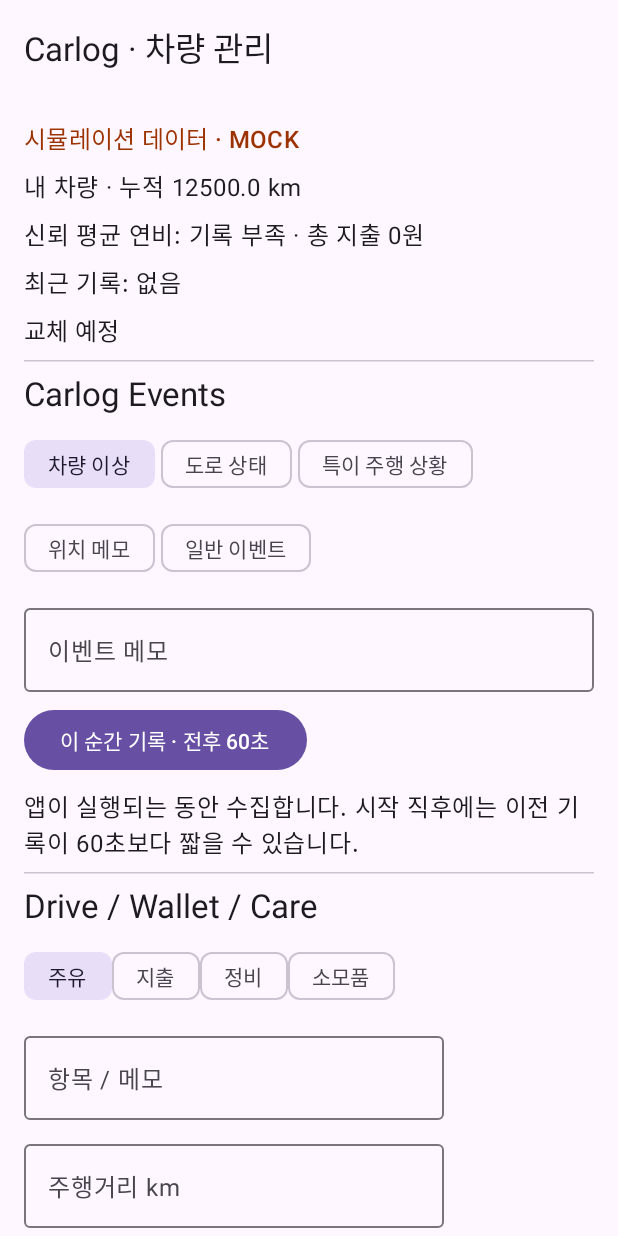
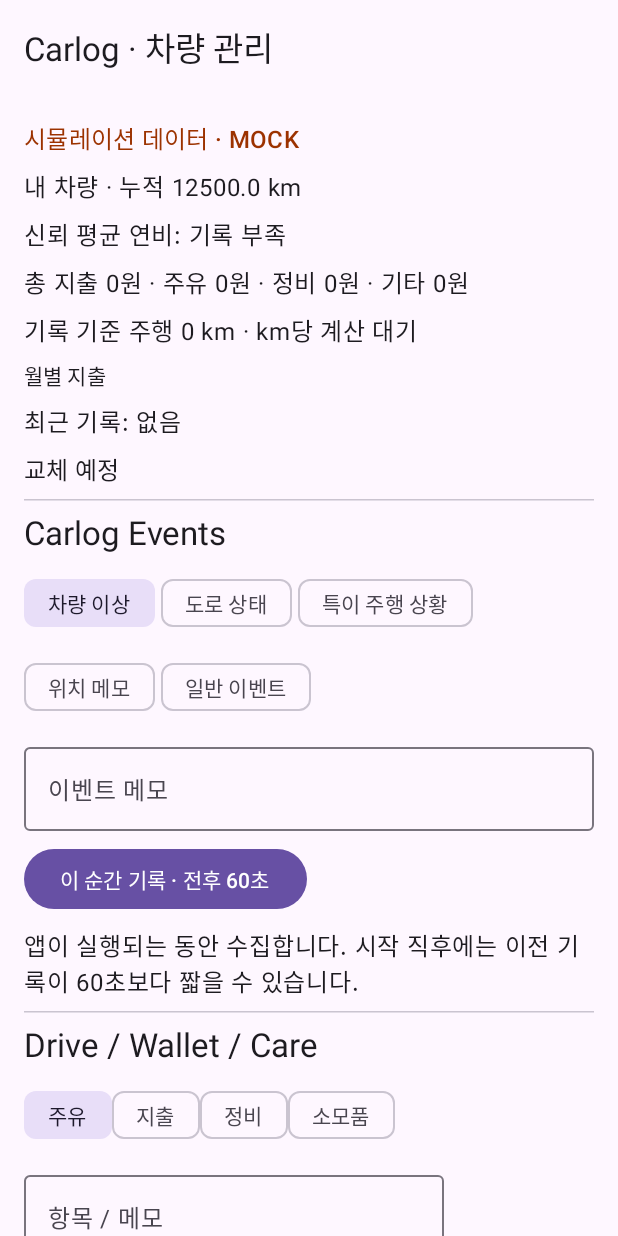
Before and after one commit to steady-kong/carlog-pleos-submission, an Android app built with Jetpack Compose: the screen it shows after launch (MainActivity), on a phone screen of 412 x 824 dp. Run offline under Robolectric (Android 15) with nearby library versions, the phone set to English and light mode, and no system bars; our stand-ins replace Room's generated code.

Commit message:
Add wallet analytics and event JSON sharing

```diff
--- a/app/build.gradle.kts
+++ b/app/build.gradle.kts
@@ -20,4 +20,5 @@ dependencies {
     kapt("androidx.room:room-compiler:2.6.1")
     implementation("org.jetbrains.kotlinx:kotlinx-coroutines-android:1.8.1")
     testImplementation("junit:junit:4.13.2")
+    testImplementation("org.json:json:20240303")
 }
--- a/app/src/main/java/kr/carlog/pleos/Domain.kt
+++ b/app/src/main/java/kr/carlog/pleos/Domain.kt
@@ -1,6 +1,9 @@
 package kr.carlog.pleos
 
 import kotlin.math.roundToInt
+import java.time.Instant
+import java.time.ZoneOffset
+import java.time.format.DateTimeFormatter
 
 /** Distances are km, fuel is L, money is KRW; timestamps are UTC epoch milliseconds. */
 data class Fuel(val date: Long, val odometer: Double, val amount: Double, val full: Boolean, val deleted: Boolean = false)
@@ -32,7 +35,42 @@ fun estimateOdometer(readings: List<Reading>, initial: Double, now: Long): Doubl
     return (base.km + daily * ((now - base.date) / 86400000.0).coerceAtLeast(0.0)).roundToInt().toDouble()
 }
 
+data class MonthlySpend(val month: String, val total: Long)
+data class SpendingStats(
+    val total: Long,
+    val fuel: Long,
+    val maintenance: Long,
+    val other: Long,
+    val byCategory: Map<String, Long>,
+    val distance: Double,
+    val costPerKm: Double?,
+    val monthly: List<MonthlySpend>,
+)
+
+/** Wallet totals include fuel, maintenance, and general expenses without double-counting. */
+fun spendingStats(records: List<RecordEntity>): SpendingStats {
+    val active = records.filter { it.cost >= 0 }
+    val fuel = active.filter { it.type == "주유" }.sumOf { it.cost }
+    val maintenance = active.filter { it.type == "정비" }.sumOf { it.cost }
+    val other = active.filter { it.type == "지출" }.sumOf { it.cost }
+    val categories = active.filter { it.type == "지출" }
+        .groupBy { it.category?.takeIf(String::isNotBlank) ?: "기타" }
+        .mapValues { (_, values) -> values.sumOf { it.cost } }
+        .toSortedMap(compareByDescending<String> { categoriesOrder(active, it) }.thenBy { it })
+    val odometers = active.map { it.odometer }.filter { it.isFinite() }
+    val distance = if (odometers.size >= 2) (odometers.max() - odometers.min()).coerceAtLeast(0.0) else 0.0
+    val months = active.groupBy {
+        DateTimeFormatter.ofPattern("yyyy-MM").withZone(ZoneOffset.UTC).format(Instant.ofEpochMilli(it.timestamp))
+    }.map { (month, entries) -> MonthlySpend(month, entries.sumOf { it.cost }) }.sortedBy { it.month }
+    return SpendingStats(fuel + maintenance + other, fuel, maintenance, other, categories, distance,
+        if (distance > 0) (fuel + maintenance + other).toDouble() / distance else null, months)
+}
+
+private fun categoriesOrder(records: List<RecordEntity>, category: String): Long =
+    records.asSequence().filter { it.type == "지출" && (it.category?.takeIf(String::isNotBlank) ?: "기타") == category }.sumOf { it.cost }
+
 data class Signal(val timestamp: Long, val name: String, val value: Double, val unit: String)
+fun eventWindow(at: Long): LongRange = (at - 60_000)..(at + 60_000)
 /** Uses sample timestamps, keeps the inclusive 60-second boundary, and accepts out-of-order signals. */
 class RingBufferManager(private val windowMs: Long = 60_000) {
     private val samples = mutableListOf<Signal>()
--- a/app/src/main/java/kr/carlog/pleos/MainActivity.kt
+++ b/app/src/main/java/kr/carlog/pleos/MainActivity.kt
@@ -30,7 +30,8 @@ import java.util.Locale
 
 @OptIn(kotlinx.coroutines.ExperimentalCoroutinesApi::class)
 class CarlogViewModel(app: Application) : AndroidViewModel(app) {
-    private val dao = Room.databaseBuilder(app, CarlogDatabase::class.java, "carlog.db").build().dao()
+    private val dao = Room.databaseBuilder(app, CarlogDatabase::class.java, "carlog.db")
+        .addMigrations(MIGRATION_1_2).build().dao()
     private val source: VehicleDataSource = MockVehicleDataSource()
     private val buffer = RingBufferManager()
     private val vehicle = MutableStateFlow<VehicleEntity?>(null)
@@ -39,7 +40,7 @@ class CarlogViewModel(app: Application) : AndroidViewModel(app) {
     val events = vehicle.filterNotNull().flatMapLatest { dao.events(it.id) }.stateIn(viewModelScope, SharingStarted.Eagerly, emptyList())
     private val _latest = MutableStateFlow<Map<String, Signal>>(emptyMap())
     val latest = _latest.asStateFlow()
-    private val active = mutableMapOf<String, Long>()
+    private val active = mutableMapOf<String, LongRange>()
     init {
         viewModelScope.launch {
             dao.interruptPending()
@@ -47,8 +48,8 @@ class CarlogViewModel(app: Application) : AndroidViewModel(app) {
             source.signals().collect { signal ->
                 buffer.add(signal)
                 _latest.value = _latest.value + (signal.name to signal)
-                active.toMap().forEach { (id, end) ->
-                    if (signal.timestamp <= end) dao.insertSamples(listOf(signal.entity(id)))
+                active.toMap().forEach { (id, window) ->
+                    if (signal.timestamp in window) dao.insertSamples(listOf(signal.entity(id)))
                 }
             }
         }
@@ -62,18 +63,18 @@ class CarlogViewModel(app: Application) : AndroidViewModel(app) {
             val before = buffer.snapshot(now)
             try {
                 dao.startEvent(event, before.map { it.entity(event.id) })
-                active[event.id] = now + 60_000
+                active[event.id] = eventWindow(now)
                 // Recover samples received while the Room transaction was suspended.
-                dao.insertSamples(buffer.snapshot(System.currentTimeMillis()).filter { it.timestamp > now && it.timestamp <= now + 60_000 }.map { it.entity(event.id) })
+                dao.insertSamples(buffer.snapshot(System.currentTimeMillis()).filter { it.timestamp in eventWindow(now) }.map { it.entity(event.id) })
                 delay((now + 60_000 - System.currentTimeMillis()).coerceAtLeast(0))
                 active.remove(event.id)
                 dao.setStatus(event.id, "complete")
             } catch (e: Exception) { active.remove(event.id); throw e }
         }
     }
-    fun addRecord(type: String, label: String, km: Double, amount: Double, cost: Long, full: Boolean) {
+    fun addRecord(type: String, label: String, km: Double, amount: Double, cost: Long, full: Boolean, category: String? = null) {
         val car = vehicle.value ?: return
-        viewModelScope.launch { dao.insertRecord(RecordEntity(vehicleId = car.id, type = type, timestamp = System.currentTimeMillis(), odometer = km, amount = amount, cost = cost, label = label, full = full)) }
+        viewModelScope.launch { dao.insertRecord(RecordEntity(vehicleId = car.id, type = type, timestamp = System.currentTimeMillis(), odometer = km, amount = amount, cost = cost, label = label, full = full, category = category)) }
     }
     fun addSchedule(label: String, km: Double, interval: Double) {
         val car = vehicle.value ?: return
@@ -86,15 +87,21 @@ class MainActivity : ComponentActivity() { override fun onCreate(savedInstanceSt
 @OptIn(ExperimentalMaterial3Api::class)
 @Composable fun Screen(vm: CarlogViewModel = viewModel()) {
     val records by vm.records.collectAsState(); val schedules by vm.schedules.collectAsState(); val events by vm.events.collectAsState(); val latest by vm.latest.collectAsState()
-    var category by remember { mutableStateOf("차량 이상") }; var memo by remember { mutableStateOf("") }; var selected by remember { mutableStateOf<EventEntity?>(null) }
-    var type by remember { mutableStateOf("주유") }; var label by remember { mutableStateOf("") }; var km by remember { mutableStateOf("") }; var amount by remember { mutableStateOf("") }; var cost by remember { mutableStateOf("") }; var full by remember { mutableStateOf(true) }
+    var category by remember { mutableStateOf("차량 이상") }; var memo by remember { mutableStateOf("") }; var selectedId by remember { mutableStateOf<String?>(null) }
+    var type by remember { mutableStateOf("주유") }; var label by remember { mutableStateOf("") }; var km by remember { mutableStateOf("") }; var amount by remember { mutableStateOf("") }; var cost by remember { mutableStateOf("") }; var full by remember { mutableStateOf(true) }; var expenseCategory by remember { mutableStateOf("기타") }
     val currentKm = maxOf(latest["odometer"]?.value ?: 0.0, records.maxOfOrNull { it.odometer } ?: 0.0)
     val stats = fuelStats(records.filter { it.type == "주유" }.map { Fuel(it.timestamp, it.odometer, it.amount, it.full) })
+    val wallet = spendingStats(records)
     Scaffold(topBar = { TopAppBar(title = { Text("Carlog · 차량 관리") }) }) { padding ->
         Column(Modifier.padding(padding).fillMaxSize().verticalScroll(rememberScrollState()).padding(16.dp), verticalArrangement = Arrangement.spacedBy(8.dp)) {
             Text("시뮬레이션 데이터 · MOCK", color = Color(0xFF9C3200), style = MaterialTheme.typography.titleMedium)
             Text("내 차량 · 누적 ${"%.1f".format(currentKm)} km")
-            Text("신뢰 평균 연비: ${stats.average?.let { "%.1f km/L".format(it) } ?: "기록 부족"} · 총 지출 ${records.sumOf { it.cost }}원")
+            Text("신뢰 평균 연비: ${stats.average?.let { "%.1f km/L".format(it) } ?: "기록 부족"}")
+            Text("총 지출 ${wallet.total}원 · 주유 ${wallet.fuel}원 · 정비 ${wallet.maintenance}원 · 기타 ${wallet.other}원")
+            Text("기록 기준 주행 ${"%.0f".format(wallet.distance)} km · km당 ${wallet.costPerKm?.let { "%.1f원".format(it) } ?: "계산 대기"}")
+            wallet.byCategory.forEach { (category, total) -> Text("  $category ${total}원") }
+            Text("월별 지출", style = MaterialTheme.typography.titleSmall)
+            wallet.monthly.takeLast(6).forEach { Text("${it.month} · ${it.total}원") }
             Text("최근 기록: ${records.firstOrNull()?.let { "${it.type} ${it.label} · ${date(it.timestamp)}" } ?: "없음"}")
             Text("교체 예정", style = MaterialTheme.typography.titleMedium)
             schedules.forEach { Text("${it.label}: ${(it.lastKm + it.intervalKm - currentKm).toInt()} km · ${distanceDue(it.lastKm + it.intervalKm - currentKm)}") }
@@ -104,10 +111,18 @@ class MainActivity : ComponentActivity() { override fun onCreate(savedInstanceSt
             OutlinedTextField(memo, { memo = it }, label = { Text("이벤트 메모") }, modifier = Modifier.fillMaxWidth())
             Button(onClick = { vm.mark(category, memo); memo = "" }) { Text("이 순간 기록 · 전후 60초") }
             Text("앱이 실행되는 동안 수집합니다. 시작 직후에는 이전 기록이 60초보다 짧을 수 있습니다.")
-            events.forEach { event -> TextButton(onClick = { selected = event }) { Text("${date(event.timestamp)} · ${event.category} · ${event.status}") } }
-            selected?.let { EventDetail(it, vm) }
+            events.forEach { event -> TextButton(onClick = { selectedId = event.id }) { Text("${date(event.timestamp)} · ${event.category} · ${event.status}") } }
+            events.firstOrNull { it.id == selectedId }?.let { EventDetail(it, vm) }
             HorizontalDivider(); Text("Drive / Wallet / Care", style = MaterialTheme.typography.titleLarge)
             Row { listOf("주유", "지출", "정비", "소모품").forEach { FilterChip(selected = type == it, onClick = { type = it }, label = { Text(it) }) } }
+            if (type == "지출") {
+                Row(horizontalArrangement = Arrangement.spacedBy(4.dp)) {
+                    listOf("보험", "세금", "주차", "통행료").forEach { FilterChip(selected = expenseCategory == it, onClick = { expenseCategory = it }, label = { Text(it) }) }
+                }
+                Row(horizontalArrangement = Arrangement.spacedBy(4.dp)) {
+                    listOf("세차", "과태료", "용품", "기타").forEach { FilterChip(selected = expenseCategory == it, onClick = { expenseCategory = it }, label = { Text(it) }) }
+                }
+            }
             OutlinedTextField(label, { label = it }, label = { Text("항목 / 메모") })
             OutlinedTextField(km, { km = it }, label = { Text("주행거리 km") })
             OutlinedTextField(amount, { amount = it }, label = { Text(if (type == "소모품") "교체 주기 km" else "주유량 L") })
@@ -116,7 +131,7 @@ class MainActivity : ComponentActivity() { override fun onCreate(savedInstanceSt
             Button(onClick = {
                 val distance = km.toDoubleOrNull(); val quantity = amount.toDoubleOrNull(); val price = cost.toLongOrNull()
                 if (label.isNotBlank() && distance != null && distance.isFinite() && distance >= 0 && (quantity == null || quantity.isFinite()) && (type != "소모품" || (quantity != null && quantity > 0)) && (type != "주유" || (quantity != null && quantity > 0)) && (cost.isBlank() || (price != null && price >= 0))) {
-                    if (type == "소모품") vm.addSchedule(label, distance, quantity!!) else vm.addRecord(type, label, distance, quantity ?: 0.0, price ?: 0, full)
+                    if (type == "소모품") vm.addSchedule(label, distance, quantity!!) else vm.addRecord(type, label, distance, quantity ?: 0.0, price ?: 0, full, expenseCategory.takeIf { type == "지출" })
                     label = ""; km = ""; amount = ""; cost = ""
                 }
             }) { Text("기록 저장") }
@@ -127,26 +142,33 @@ class MainActivity : ComponentActivity() { override fun onCreate(savedInstanceSt
 @Composable fun EventDetail(event: EventEntity, vm: CarlogViewModel) {
     val samples by remember(event.id) { vm.samples(event.id) }.collectAsState(initial = emptyList())
     val context = LocalContext.current
-    val lat = samples.lastOrNull { it.name == "latitude" }; val lon = samples.lastOrNull { it.name == "longitude" }
-    val fuel = samples.filter { it.name == "fuel" }
+    val snapshot = eventSnapshot(samples, event.timestamp)
+    val lat = snapshot["latitude"]; val lon = snapshot["longitude"]
+    val fuel = samples.filter { it.name == "fuel" }.sortedBy { it.timestamp }
     Column(Modifier.fillMaxWidth(), verticalArrangement = Arrangement.spacedBy(4.dp)) {
         Text("${event.category} · ${event.source} · ${event.status}", style = MaterialTheme.typography.titleMedium)
         Text("발생 ${date(event.timestamp)} · ${event.memo.ifBlank { "메모 없음" }} · 신호 ${samples.size}개")
-        Text("연료량 시계열 (%)")
+        Text("연료량 시계열 (%) · 왼쪽 -60초 / 중앙 발생 / 오른쪽 +60초")
         Canvas(Modifier.fillMaxWidth().height(100.dp)) {
             if (fuel.size > 1) {
                 val min = fuel.minOf { it.value }; val range = (fuel.maxOf { it.value } - min).coerceAtLeast(.01)
-                fuel.zipWithNext().forEachIndexed { index, (a, b) ->
-                    drawLine(Color.Blue, Offset(size.width * index / (fuel.size - 1), size.height * (1 - ((a.value - min) / range).toFloat())), Offset(size.width * (index + 1) / (fuel.size - 1), size.height * (1 - ((b.value - min) / range).toFloat())), 2f)
+                val start = event.timestamp - 60_000L
+                fun x(timestamp: Long) = size.width * ((timestamp - start) / 120_000f).coerceIn(0f, 1f)
+                drawLine(Color.Gray, Offset(x(event.timestamp), 0f), Offset(x(event.timestamp), size.height), 1f)
+                fuel.zipWithNext().forEach { (a, b) ->
+                    drawLine(Color.Blue, Offset(x(a.timestamp), size.height * (1 - ((a.value - min) / range).toFloat())), Offset(x(b.timestamp), size.height * (1 - ((b.value - min) / range).toFloat())), 2f)
                 }
             }
         }
         if (lat != null && lon != null) {
-            Text("위치: ${lat.value}, ${lon.value} (시뮬레이션)")
+            Text("발생 시점 위치: ${lat.value}, ${lon.value} (위도 ${date(lat.timestamp)}, 경도 ${date(lon.timestamp)})")
             TextButton(onClick = { context.startActivity(Intent(Intent.ACTION_VIEW, Uri.parse("geo:${lat.value},${lon.value}?q=${lat.value},${lon.value}"))) }) { Text("지도 앱에서 위치 열기") }
         }
-        val snapshot = samples.filter { it.timestamp <= event.timestamp }.groupBy { it.name }.mapValues { it.value.last() }
         val report = "Carlog 정비 참고 리포트\n${date(event.timestamp)} · ${event.category}\n출처: ${event.source} · 수집: ${event.status}\n메모: ${event.memo}\n발생 시점: ${snapshot.values.joinToString { "${it.name} ${it.value} ${it.unit} (${date(it.timestamp)})" }}\n수집 신호 ${samples.size}개. 진단 결과가 아닌 운전자 참고 기록입니다."
         Button(onClick = { context.startActivity(Intent.createChooser(Intent(Intent.ACTION_SEND).setType("text/plain").putExtra(Intent.EXTRA_TEXT, report), "리포트 공유")) }) { Text("정비 참고 리포트 공유") }
+        Button(onClick = {
+            val json = exportEventJson(event, samples)
+            context.startActivity(Intent.createChooser(Intent(Intent.ACTION_SEND).setType("application/json").putExtra(Intent.EXTRA_TEXT, json), "이벤트 JSON 공유"))
+        }) { Text("이벤트 JSON 공유") }
     }
 }
--- a/app/src/main/java/kr/carlog/pleos/Storage.kt
+++ b/app/src/main/java/kr/carlog/pleos/Storage.kt
@@ -1,11 +1,13 @@
 package kr.carlog.pleos
 
 import androidx.room.*
+import androidx.room.migration.Migration
+import androidx.sqlite.db.SupportSQLiteDatabase
 import kotlinx.coroutines.flow.Flow
 import java.util.UUID
 
 @Entity data class VehicleEntity(@PrimaryKey val id: String = UUID.randomUUID().toString(), val name: String, val initialKm: Double = 0.0)
-@Entity(indices = [Index("vehicleId")]) data class RecordEntity(@PrimaryKey val id: String = UUID.randomUUID().toString(), val vehicleId: String, val type: String, val timestamp: Long, val odometer: Double, val amount: Double, val cost: Long, val label: String, val full: Boolean = false)
+@Entity(indices = [Index("vehicleId")]) data class RecordEntity(@PrimaryKey val id: String = UUID.randomUUID().toString(), val vehicleId: String, val type: String, val timestamp: Long, val odometer: Double, val amount: Double, val cost: Long, val label: String, val full: Boolean = false, val category: String? = null)
 @Entity(indices = [Index("vehicleId")]) data class ScheduleEntity(@PrimaryKey val id: String = UUID.randomUUID().toString(), val vehicleId: String, val label: String, val lastKm: Double, val intervalKm: Double)
 @Entity(indices = [Index("vehicleId")]) data class EventEntity(@PrimaryKey val id: String = UUID.randomUUID().toString(), val vehicleId: String, val timestamp: Long, val category: String, val memo: String, val source: String, val status: String)
 @Entity(primaryKeys = ["eventId", "timestamp", "name"], indices = [Index("eventId")], foreignKeys = [ForeignKey(entity = EventEntity::class, parentColumns = ["id"], childColumns = ["eventId"], onDelete = ForeignKey.CASCADE)])
@@ -25,5 +27,11 @@ data class SampleEntity(val eventId: String, val timestamp: Long, val name: Stri
     @Query("UPDATE EventEntity SET status = 'interrupted' WHERE status = 'collecting'") suspend fun interruptPending()
     @Transaction suspend fun startEvent(event: EventEntity, samples: List<SampleEntity>) { insertEvent(event); insertSamples(samples) }
 }
-@Database(entities = [VehicleEntity::class, RecordEntity::class, ScheduleEntity::class, EventEntity::class, SampleEntity::class], version = 1, exportSchema = false)
+val MIGRATION_1_2 = object : Migration(1, 2) {
+    override fun migrate(db: SupportSQLiteDatabase) {
+        db.execSQL("ALTER TABLE RecordEntity ADD COLUMN category TEXT")
+    }
+}
+
+@Database(entities = [VehicleEntity::class, RecordEntity::class, ScheduleEntity::class, EventEntity::class, SampleEntity::class], version = 2, exportSchema = false)
 abstract class CarlogDatabase : RoomDatabase() { abstract fun dao(): CarlogDao }
```
Also changed, not shown: app/src/main/java/kr/carlog/pleos/EventExchange.kt (added, +34 -0 lines), 6 other files.
